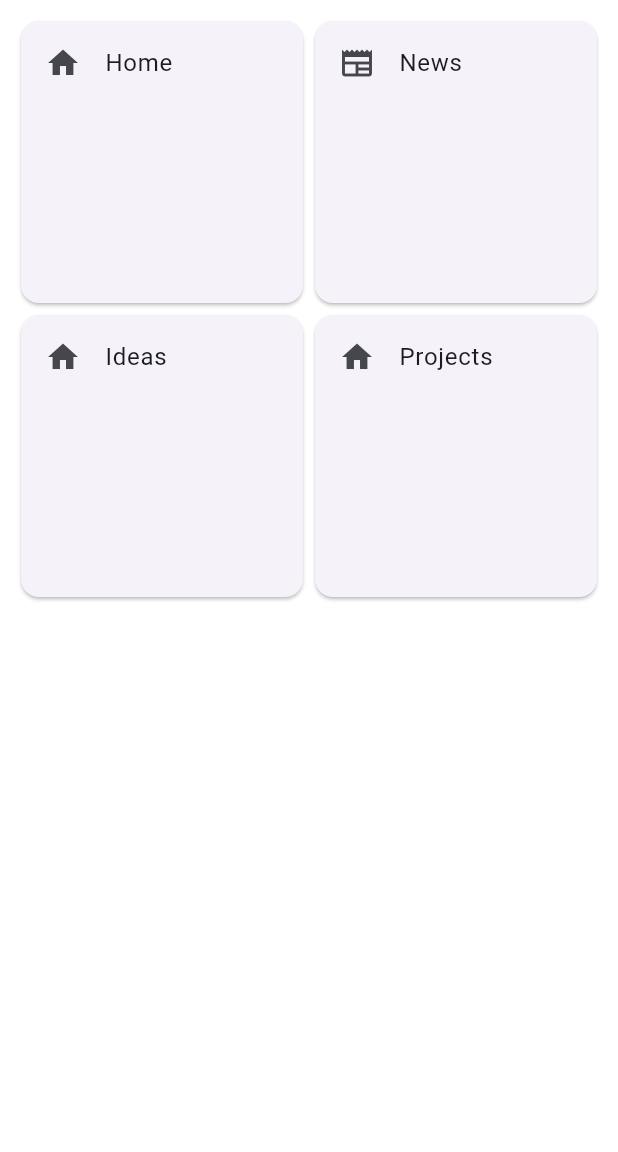
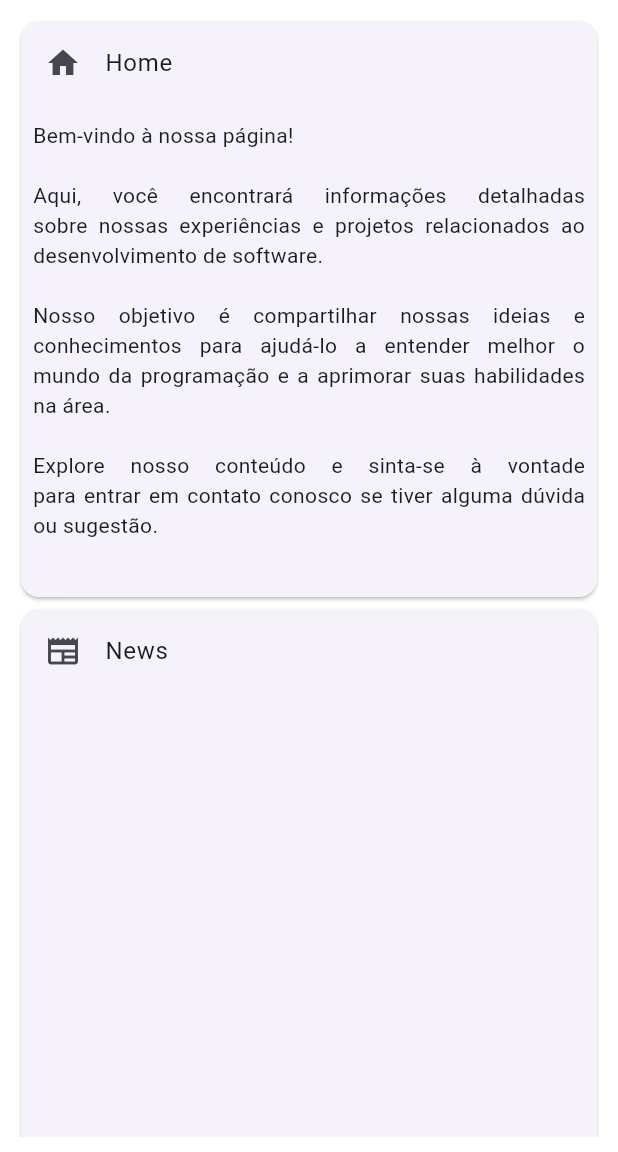
Before and after one commit to mdssjc/mds-page, a Flutter app: the screen it shows after launch, on a phone screen of 412 x 824 dp, the part 84-1236 px from its top. Run offline on Flutter 3.47's test engine with Material 3 defaults, Android fonts, the light colour scheme and no system bars; our stand-ins replace google_fonts; Roboto replaces fonts that are missing (Mansalva).

Commit message:
feat: add home card

```diff
--- a/lib/presentation/pages/main_page.dart
+++ b/lib/presentation/pages/main_page.dart
@@ -5,16 +5,39 @@ class MainPage extends StatelessWidget {
 
   @override
   Widget build(BuildContext context) {
+    var width = MediaQuery.of(context).size.width;
+
     return Container(
       padding: const EdgeInsets.all(10),
       color: Theme.of(context).colorScheme.onPrimary,
       child: GridView.count(
-        crossAxisCount: 2,
+        crossAxisCount: width >= 600 ? 2 : 1,
         children: const [
           Card(
-            child: ListTile(
-              title: Text('Home'),
-              leading: Icon(Icons.home),
+            child: SingleChildScrollView(
+              child: Column(
+                mainAxisSize: MainAxisSize.min,
+                children: [
+                  ListTile(
+                    title: Text('Home'),
+                    leading: Icon(Icons.home),
+                  ),
+                  SizedBox(height: 2),
+                  Padding(
+                    padding: EdgeInsets.all(8.0),
+                    child: Text(
+                      '''Bem-vindo à nossa página!
+
+              Aqui, você encontrará informações detalhadas sobre nossas experiências e projetos relacionados ao desenvolvimento de software.
+
+              Nosso objetivo é compartilhar nossas ideias e conhecimentos para ajudá-lo a entender melhor o mundo da programação e a aprimorar suas habilidades na área.
+
+              Explore nosso conteúdo e sinta-se à vontade para entrar em contato conosco se tiver alguma dúvida ou sugestão. ''',
+                      textAlign: TextAlign.justify,
+                    ),
+                  ),
+                ],
+              ),
             ),
           ),
           Card(
```
